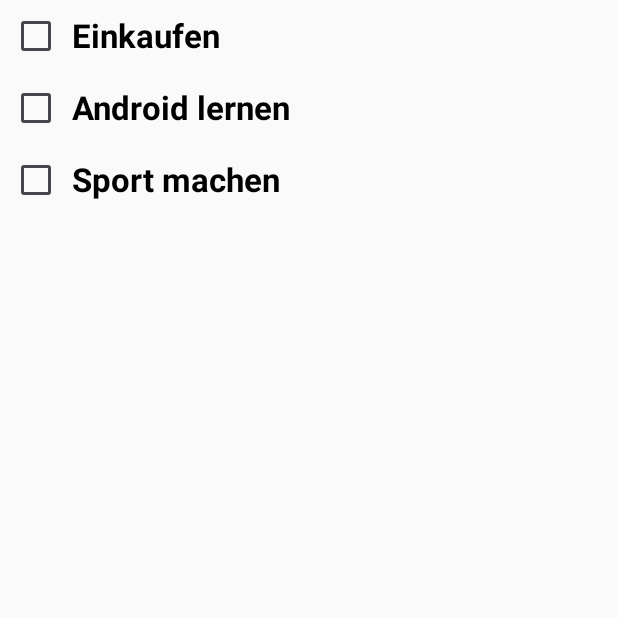
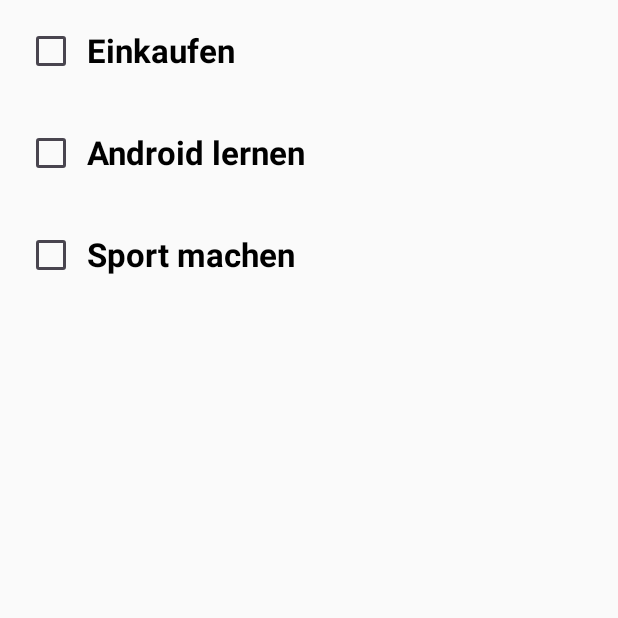
Before and after one commit to behrends/TodosAndroid, an Android app built with Jetpack Compose: the screen it shows after launch (MainActivity), on a phone screen of 412 x 824 dp, the top half of it. Run offline under Robolectric (Android 15) with nearby library versions, the phone set to English and light mode, and no system bars.

Commit message:
Modifier macht Todo größer (Abstand, Breite) und anklickbar

```diff
--- a/app/src/main/java/com/example/todosandroid/MainActivity.kt
+++ b/app/src/main/java/com/example/todosandroid/MainActivity.kt
@@ -3,14 +3,19 @@ package com.example.todosandroid
 import android.os.Bundle
 import androidx.activity.ComponentActivity
 import androidx.activity.compose.setContent
+import androidx.compose.foundation.clickable
 import androidx.compose.foundation.layout.Column
 import androidx.compose.foundation.layout.Row
+import androidx.compose.foundation.layout.fillMaxWidth
+import androidx.compose.foundation.layout.padding
 import androidx.compose.material3.Checkbox
 import androidx.compose.material3.Text
 import androidx.compose.runtime.Composable
 import androidx.compose.ui.Alignment
+import androidx.compose.ui.Modifier
 import androidx.compose.ui.text.font.FontWeight
 import androidx.compose.ui.tooling.preview.Preview
+import androidx.compose.ui.unit.dp
 import androidx.compose.ui.unit.sp
 
 class MainActivity : ComponentActivity() {
@@ -33,7 +38,13 @@ fun TodoList() {
 
 @Composable
 fun Todo(name: String) {
-    Row(verticalAlignment = Alignment.CenterVertically) {
+    Row(
+        modifier = Modifier
+            .clickable(onClick = {})
+            .padding(10.dp)
+            .fillMaxWidth(),
+        verticalAlignment = Alignment.CenterVertically
+    ) {
         Checkbox(checked = false, onCheckedChange = { })
         Text(name, fontWeight = FontWeight.Bold, fontSize = 22.sp)
     }
```
